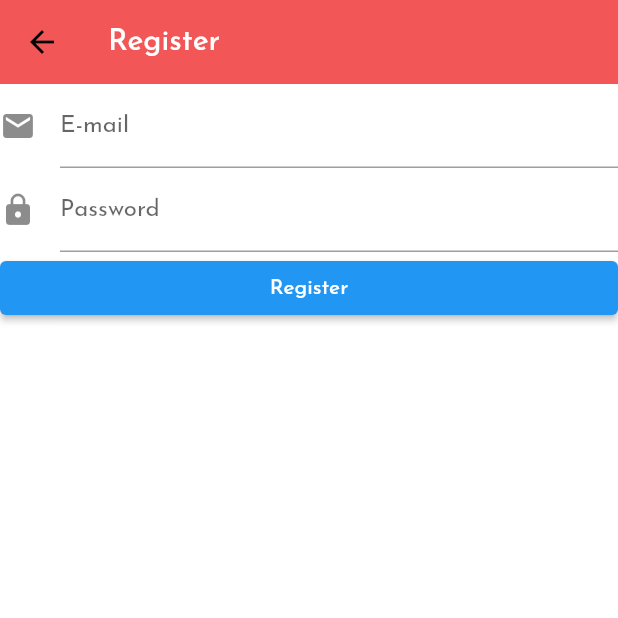
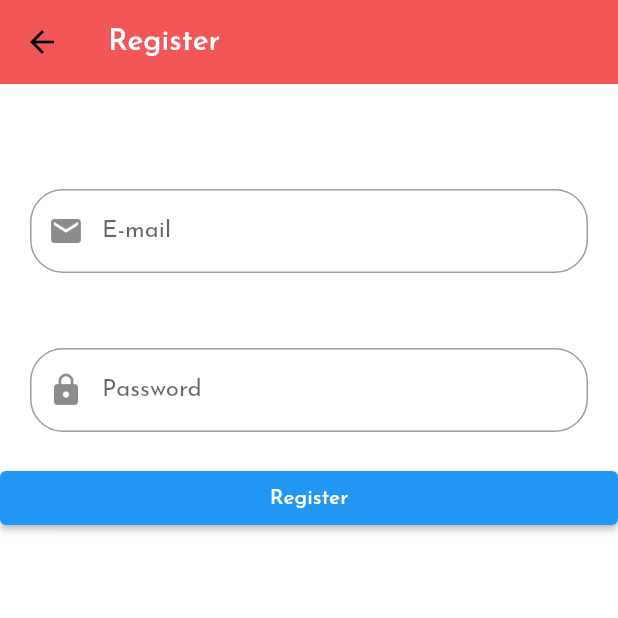
Before and after one commit to centurynine/Flutter-Project, a Flutter app: the RegisterPage screen opened by its route, on a phone screen of 412 x 824 dp, the top half of it. Run offline on Flutter 3.47's test engine with Material 2 defaults, Android fonts, the phone set to English and light mode, and no system bars; our stand-ins replace firebase_auth, firebase_core, google_fonts; missing offline and left inert: dart:ffi; accounts and stored records are empty.

Commit message:
แก้ login

```diff
--- a/project/lib/register.dart
+++ b/project/lib/register.dart
@@ -32,8 +32,15 @@ class _RegisterPageState extends State<RegisterPage> {
       key: _formstate,
       child: ListView(
         children: <Widget>[
-          buildEmailField(),
-          buildPasswordField(),
+          SizedBox(height: 50),
+          Container(
+            margin: const EdgeInsets.all(20),
+            child: buildEmailField()
+            ),
+            SizedBox(height: 10),
+          Container(
+             margin: const EdgeInsets.all(20),
+             child: buildPasswordField()),
           buildRegisterButton(),
         ],
       ),
@@ -79,8 +86,11 @@ class _RegisterPageState extends State<RegisterPage> {
       obscureText: true,
       keyboardType: TextInputType.text,
       decoration: const InputDecoration(
+         border: OutlineInputBorder(
+          borderRadius: BorderRadius.all(Radius.circular(22.0)),
+        ),
+        prefixIcon: Icon(Icons.lock),
         labelText: 'Password',
-        icon: Icon(Icons.lock),
       ),
     );
   }
@@ -97,8 +107,11 @@ class _RegisterPageState extends State<RegisterPage> {
       keyboardType: TextInputType.emailAddress,
       textInputAction: TextInputAction.next,
       decoration: const InputDecoration(
+         border: OutlineInputBorder(
+          borderRadius: BorderRadius.all(Radius.circular(22.0)),
+        ),
+        prefixIcon: Icon(Icons.email),
         labelText: 'E-mail',
-        icon: Icon(Icons.email),
         hintText: 'email@x.com',
       ),
     );
```
